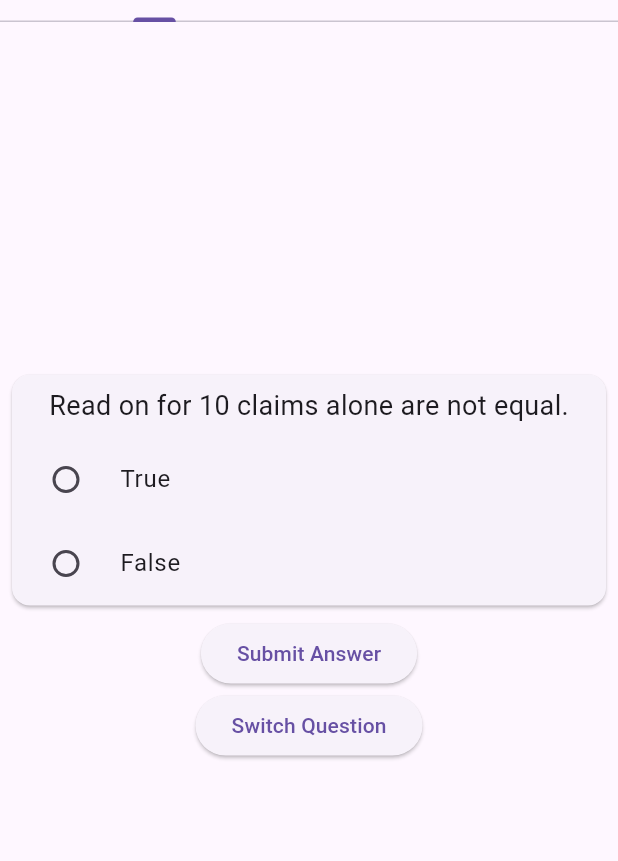
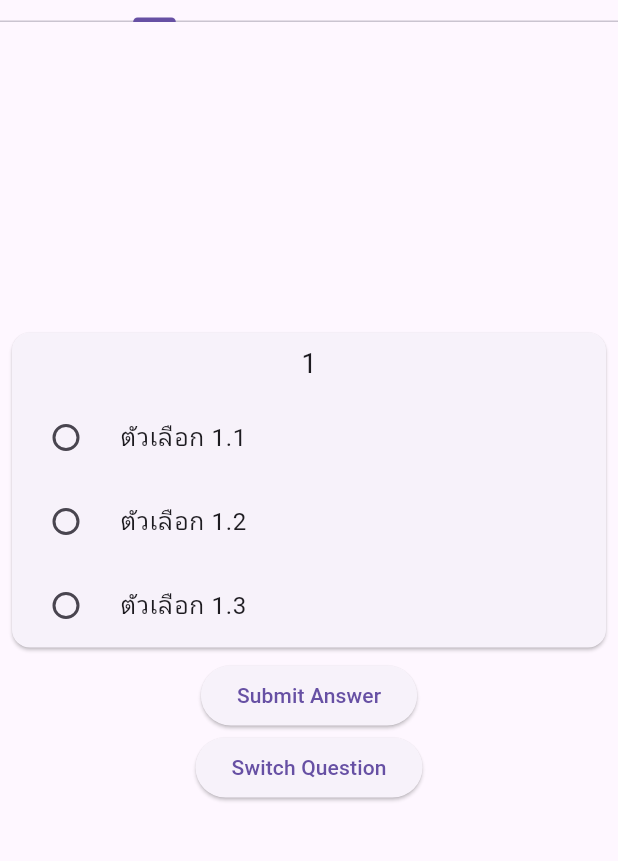
Before and after one commit to Jobzakung/Flutter_learning, a Flutter app: the screen it shows after launch, after a tap on "Submit Answer", on a phone screen of 412 x 824 dp, the part 134-995 px from its top. Run offline on Flutter 3.47's test engine with Material 3 defaults, Android fonts, the phone set to English and light mode, and no system bars; our stand-ins replace shared_preferences; network calls fail.

Commit message:
Gojo satoru

```diff
--- a/jsonFlutter/json/assets/json/data.json
+++ b/jsonFlutter/json/assets/json/data.json
@@ -1,26 +1,54 @@
-[
 {
-        "question": "Read on for 10 claims alone are not equal.",
-        "choices": [
-            "True",
-            "False"
-        ],
-        "correctIndex": 1
+    "questions": [
+        {
+            "id": "1",
+            "options": ["ตัวเลือก 1.1", "ตัวเลือก 1.2", "ตัวเลือก 1.3"],
+            "correct_answer": "ตัวเลือก 1.2"
         },
         {
-        "question": "3 sing 3 verses 4 audience 3 verses 5 listen 4 verses",
-        "choices": [
-            "True",
-            "False"
-        ],
-        "correctIndex": 0
+            "id": "2",
+            "options": ["ตัวเลือก 2.1", "ตัวเลือก 2.2", "ตัวเลือก 2.3"],
+            "correct_answer": "ตัวเลือก 2.3"
         },
         {
-        "question": "There is a new Hot and Hurt button, no need to submit an answer to calculate the score.",
-        "choices": [
-            "True",
-            "False"
-        ],
-        "correctIndex": 0
+            "id": "3",
+            "options": ["ตัวเลือก 3.1", "ตัวเลือก 3.2", "ตัวเลือก 3.3"],
+            "correct_answer": "ตัวเลือก 3.1"
+        },
+        {
+            "id": "4",
+            "options": ["ตัวเลือก 4.1", "ตัวเลือก 4.2", "ตัวเลือก 4.3", "ตัวเลือก 4.4"],
+            "correct_answer": "ตัวเลือก 4.3"
+        },
+        {
+            "id": "5",
+            "options": ["ตัวเลือก 5.1", "ตัวเลือก 5.2", "ตัวเลือก 5.3", "ตัวเลือก 5.4"],
+            "correct_answer": "ตัวเลือก 5.2"
+        },
+        {
+            "id": "6",
+            "options": ["ตัวเลือก 6.1", "ตัวเลือก 6.2", "ตัวเลือก 6.3"],
+            "correct_answer": "ตัวเลือก 6.1"
+        },
+        {
+            "id": "7",
+            "options": ["ตัวเลือก 7.1", "ตัวเลือก 7.2", "ตัวเลือก 7.3"],
+            "correct_answer": "ตัวเลือก 7.3"
+        },
+        {
+            "id": "8",
+            "options": ["ตัวเลือก 8.1", "ตัวเลือก 8.2", "ตัวเลือก 8.3", "ตัวเลือก 8.4"],
+            "correct_answer": "ตัวเลือก 8.4"
+        },
+        {
+            "id": "9",
+            "options": ["ตัวเลือก 9.1", "ตัวเลือก 9.2", "ตัวเลือก 9.3"],
+            "correct_answer": "ตัวเลือก 9.2"
+        },
+        {
+            "id": "10",
+            "options": ["ตัวเลือก 10.1", "ตัวเลือก 10.2", "ตัวเลือก 10.3", "ตัวเลือก 10.4"],
+            "correct_answer": "ตัวเลือก 10.4"
         }
     ]
+}
--- a/jsonFlutter/json/lib/Covert.dart
+++ b/jsonFlutter/json/lib/Covert.dart
@@ -1,19 +1,34 @@
+import 'dart:convert';
+
+import 'package:flutter/services.dart';
+
 class Quiz {
-  late String question;
-  late List<String> choices;
-  late final int correctIndex;
+  late String id;
+  late List<String> options;
+  late String correctAnswer;
 
   Quiz({
-    required this.question,
-    required this.choices,
-    required this.correctIndex,
+    required this.id,
+    required this.options,
+    required this.correctAnswer,
   });
 
   factory Quiz.fromJson(Map<String, dynamic> json) {
     return Quiz(
-      question: json['question'],
-      choices: List<String>.from(json['choices']),
-      correctIndex: json['correctIndex'],
+      id: json['id'],
+      options: List<String>.from(json['options']),
+      correctAnswer: json['correct_answer'],
     );
   }
 }
+
+// ...
+
+Future<List<Quiz>> loadQuizData() async {
+  String jsonString = await rootBundle.loadString('assets/json/data.json');
+  Map<String, dynamic> jsonData = json.decode(jsonString);
+
+  List<dynamic> questions = jsonData['questions'];
+
+  return questions.map((quiz) => Quiz.fromJson(quiz)).toList();
+}
--- a/jsonFlutter/json/lib/loadJson.dart
+++ b/jsonFlutter/json/lib/loadJson.dart
@@ -1,11 +1,12 @@
 import 'dart:convert';
-
 import 'package:flutter/services.dart' show rootBundle;
 import 'package:json/Covert.dart';
 
-Future<List<Quiz>> loadQuizData() async {
+Future<List<Quiz>> loadData() async {
   String jsonString = await rootBundle.loadString('assets/json/data.json');
-  List<dynamic> jsonData = json.decode(jsonString);
+  Map<String, dynamic> jsonData = json.decode(jsonString);
 
-  return jsonData.map((quiz) => Quiz.fromJson(quiz)).toList();
+  List<dynamic> questions = jsonData['questions'];
+
+  return questions.map((quiz) => Quiz.fromJson(quiz)).toList();
 }
--- a/jsonFlutter/json/lib/main.dart
+++ b/jsonFlutter/json/lib/main.dart
@@ -1,6 +1,6 @@
 import 'package:flutter/material.dart';
-import 'package:json/Covert.dart';
-import 'package:json/loadJson.dart';
+
+import 'Covert.dart';
 
 void main() {
   runApp(MyApp());
@@ -26,6 +26,7 @@ class _MyHomePageState extends State<MyHomePage> {
   List<int?> userSelections = [];
   int currentIndex = 0;
   int totalScore = 0;
+  late List<Quiz> snapshotData; // Store snapshot data at class level
 
   @override
   void initState() {
@@ -63,6 +64,7 @@ class _MyHomePageState extends State<MyHomePage> {
         future: futureQuizList,
         builder: (context, snapshot) {
           if (snapshot.hasData) {
+            snapshotData = snapshot.data!; // Store snapshot data
             return Column(
               mainAxisAlignment: MainAxisAlignment.center,
               children: <Widget>[
@@ -73,15 +75,15 @@ class _MyHomePageState extends State<MyHomePage> {
                       Padding(
                         padding: EdgeInsets.all(8),
                         child: Text(
-                          snapshot.data![currentIndex].question,
+                          snapshotData[currentIndex].id,
                           style: TextStyle(fontSize: 18),
                         ),
                       ),
                       for (var j = 0;
-                          j < snapshot.data![currentIndex].choices.length;
+                          j < snapshotData[currentIndex].options.length;
                           j++)
                         RadioListTile<int>(
-                          title: Text(snapshot.data![currentIndex].choices[j]),
+                          title: Text(snapshotData[currentIndex].options[j]),
                           value: j,
                           groupValue: userSelections.length > currentIndex
                               ? userSelections[currentIndex]
@@ -101,13 +103,13 @@ class _MyHomePageState extends State<MyHomePage> {
                 ),
                 ElevatedButton(
                   onPressed: () {
-                    calculateAndShowScore(snapshot.data![currentIndex]);
+                    calculateAndShowScore();
                   },
                   child: Text('Submit Answer'),
                 ),
                 ElevatedButton(
                   onPressed: () {
-                    switchToNextQuestion(snapshot.data!.length);
+                    switchToNextQuestion();
                   },
                   child: Text('Switch Question'),
                 ),
@@ -135,15 +137,17 @@ class _MyHomePageState extends State<MyHomePage> {
     );
   }
 
-  void calculateAndShowScore(Quiz currentQuiz) {
-    if (userSelections.length != (futureQuizList as List<Quiz>).length) {
+  void calculateAndShowScore() {
+    // Check if the user has answered the current question
+    if (userSelections[currentIndex] == null) {
       // Handle incomplete quiz
       showDialog(
         context: context,
         builder: (BuildContext context) {
           return AlertDialog(
             title: Text('Incomplete Quiz'),
-            content: Text('Please answer all questions before submitting.'),
+            content:
+                Text('Please answer the current question before submitting.'),
             actions: [
               TextButton(
                 onPressed: () {
@@ -158,14 +162,17 @@ class _MyHomePageState extends State<MyHomePage> {
       return;
     }
 
-    int correctAnswer = currentQuiz.correctIndex;
+    int? userAnswer = userSelections[currentIndex];
+    String correctAnswer = snapshotData[currentIndex].correctAnswer;
 
     // Display the score
     showDialog(
       context: context,
       builder: (BuildContext context) {
         String result = 'Incorrect';
-        if (userSelections[currentIndex] == correctAnswer) {
+        if (userAnswer != null &&
+            userAnswer ==
+                snapshotData[currentIndex].options.indexOf(correctAnswer)) {
           result = 'Correct';
           totalScore++;
         }
@@ -176,6 +183,7 @@ class _MyHomePageState extends State<MyHomePage> {
             TextButton(
               onPressed: () {
                 Navigator.pop(context);
+                switchToNextQuestion();
               },
               child: Text('OK'),
             ),
@@ -185,10 +193,17 @@ class _MyHomePageState extends State<MyHomePage> {
     );
   }
 
-  void switchToNextQuestion(int totalQuestions) {
-    setState(() {
-      currentIndex = (currentIndex + 1) % totalQuestions;
-      userSelections.add(null); // Reset the selection for the new question
-    });
+  void switchToNextQuestion() {
+    if (currentIndex < snapshotData.length - 1) {
+      setState(() {
+        currentIndex++;
+      });
+    } else {
+      setState(() {
+        currentIndex = 0;
+        userSelections = List<int?>.filled(
+            snapshotData.length, null); // Reset user selections for new quiz
+      });
+    }
   }
 }
```
Lines whose indentation alone changed are shown as unchanged.
